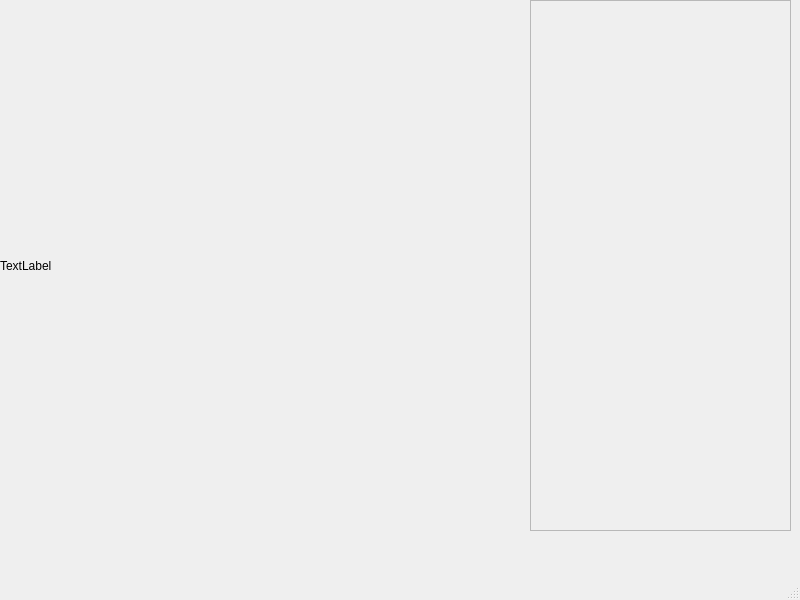
The window that src/imageviewer.ui (Dokany/Steganogram) describes before a commit, drawn with Qt 5.
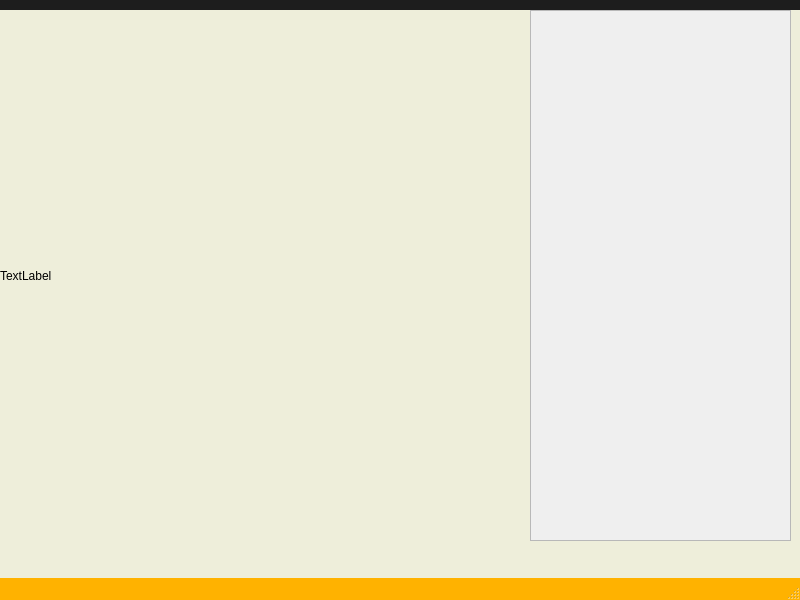
The same window after the commit. Icons and pictures are not drawn.

Patch:
```diff
--- a/src/imageviewer.ui
+++ b/src/imageviewer.ui
@@ -11,1272 +11,124 @@
    </rect>
   </property>
   <property name="styleSheet">
-   <string notr="true">/*
- * The MIT License (MIT)
- *
- * Copyright (c) &lt;2013-2014&gt; &lt;Colin Duquesnoy&gt;
- *
- * Permission is hereby granted, free of charge, to any person obtaining a copy
- * of this software and associated documentation files (the &quot;Software&quot;), to deal
- * in the Software without restriction, including without limitation the rights
- * to use, copy, modify, merge, publish, distribute, sublicense, and/or sell
- * copies of the Software, and to permit persons to whom the Software is
- * furnished to do so, subject to the following conditions:
-
- * The above copyright notice and this permission notice shall be included in
- * all copies or substantial portions of the Software.
-
- * THE SOFTWARE IS PROVIDED &quot;AS IS&quot;, WITHOUT WARRANTY OF ANY KIND, EXPRESS OR
- * IMPLIED, INCLUDING BUT NOT LIMITED TO THE WARRANTIES OF MERCHANTABILITY,
- * FITNESS FOR A PARTICULAR PURPOSE AND NONINFRINGEMENT. IN NO EVENT SHALL THE
- * AUTHORS OR COPYRIGHT HOLDERS BE LIABLE FOR ANY CLAIM, DAMAGES OR OTHER
- * LIABILITY, WHETHER IN AN ACTION OF CONTRACT, TORT OR OTHERWISE, ARISING FROM,
- * OUT OF OR IN CONNECTION WITH THE SOFTWARE OR THE USE OR OTHER DEALINGS IN
- * THE SOFTWARE.
- */
-QToolTip
-{
-    border: 1px solid #76797C;
-    background-color: rgb(90, 102, 117);;
-    color: white;
-    padding: 5px;
-    opacity: 200;
+   <string notr="true">QMainWindow{
+background-color:#EEEEDA;
 }
 
-QWidget
-{
-    color: #eff0f1;
-    background-color: #31363b;
-    selection-background-color:#3daee9;
-    selection-color: #eff0f1;
-    background-clip: border;
-    border-image: none;
-    border: 0px transparent black;
-    outline: 0;
+QMenuBar{
+background-color:#1d1d1d;
+padding:5px;
+	font: 12pt &quot;MS Shell Dlg 2&quot;;
 }
 
-QWidget:item:hover
-{
-    background-color: #18465d;
-    color: #eff0f1;
-}
+QMenuBar::item{
+background-color:#1d1d1d;
+color:#fff;
+padding:5px;
 
-QWidget:item:selected
-{
-    background-color: #18465d;
 }
 
-QCheckBox
-{
-    spacing: 5px;
-    outline: none;
-    color: #eff0f1;
-    margin-bottom: 2px;
+QMenu{
+color:#fff;
+padding:0;
 }
 
-QCheckBox:disabled
-{
-    color: #76797C;
-}
-
-QCheckBox::indicator,
-QGroupBox::indicator
-{
-    width: 18px;
-    height: 18px;
-}
-QGroupBox::indicator
-{
-    margin-left: 2px;
-}
-
-QCheckBox::indicator:unchecked
-{
-    image: url(:/qss_icons/rc/checkbox_unchecked.png);
-}
-
-QCheckBox::indicator:unchecked:hover,
-QCheckBox::indicator:unchecked:focus,
-QCheckBox::indicator:unchecked:pressed,
-QGroupBox::indicator:unchecked:hover,
-QGroupBox::indicator:unchecked:focus,
-QGroupBox::indicator:unchecked:pressed
-{
-  border: none;
-    image: url(:/qss_icons/rc/checkbox_unchecked_focus.png);
-}
-
-QCheckBox::indicator:checked
-{
-    image: url(:/qss_icons/rc/checkbox_checked.png);
-}
-
-QCheckBox::indicator:checked:hover,
-QCheckBox::indicator:checked:focus,
-QCheckBox::indicator:checked:pressed,
-QGroupBox::indicator:checked:hover,
-QGroupBox::indicator:checked:focus,
-QGroupBox::indicator:checked:pressed
-{
-  border: none;
-    image: url(:/qss_icons/rc/checkbox_checked_focus.png);
-}
-
-
-QCheckBox::indicator:indeterminate
-{
-    image: url(:/qss_icons/rc/checkbox_indeterminate.png);
-}
-
-QCheckBox::indicator:indeterminate:focus,
-QCheckBox::indicator:indeterminate:hover,
-QCheckBox::indicator:indeterminate:pressed
-{
-    image: url(:/qss_icons/rc/checkbox_indeterminate_focus.png);
-}
-
-QCheckBox::indicator:checked:disabled,
-QGroupBox::indicator:checked:disabled
-{
-    image: url(:/qss_icons/rc/checkbox_checked_disabled.png);
-}
-
-QCheckBox::indicator:unchecked:disabled,
-QGroupBox::indicator:unchecked:disabled
-{
-    image: url(:/qss_icons/rc/checkbox_unchecked_disabled.png);
-}
-
-QRadioButton
-{
-    spacing: 5px;
-    outline: none;
-    color: #eff0f1;
-    margin-bottom: 2px;
-}
-
-QRadioButton:disabled
-{
-    color: #76797C;
-}
-QRadioButton::indicator
-{
-    width: 21px;
-    height: 21px;
-}
-
-QRadioButton::indicator:unchecked
-{
-    image: url(:/qss_icons/rc/radio_unchecked.png);
-}
-
-
-QRadioButton::indicator:unchecked:hover,
-QRadioButton::indicator:unchecked:focus,
-QRadioButton::indicator:unchecked:pressed
-{
-    border: none;
-    outline: none;
-    image: url(:/qss_icons/rc/radio_unchecked_focus.png);
-}
-
-QRadioButton::indicator:checked
-{
-    border: none;
-    outline: none;
-    image: url(:/qss_icons/rc/radio_checked.png);
-}
-
-QRadioButton::indicator:checked:hover,
-QRadioButton::indicator:checked:focus,
-QRadioButton::indicator:checked:pressed
-{
-    border: none;
-    outline: none;
-    image: url(:/qss_icons/rc/radio_checked_focus.png);
-}
-
-QRadioButton::indicator:checked:disabled
-{
-    outline: none;
-    image: url(:/qss_icons/rc/radio_checked_disabled.png);
-}
-
-QRadioButton::indicator:unchecked:disabled
-{
-    image: url(:/qss_icons/rc/radio_unchecked_disabled.png);
-}
-
-
-QMenuBar
-{
-    background-color: #31363b;
-    color: #eff0f1;
-}
-
-QMenuBar::item
-{
-    background: transparent;
-}
-
-QMenuBar::item:selected
-{
-    background: transparent;
-    border: 1px solid #76797C;
-}
-
-QMenuBar::item:pressed
-{
-    border: 1px solid #76797C;
-    background-color: #3daee9;
-    color: #eff0f1;
-    margin-bottom:-1px;
-    padding-bottom:1px;
-}
-
-QMenu
-{
-    border: 1px solid #76797C;
-    color: #eff0f1;
-    margin: 2px;
-}
-
-QMenu::icon
-{
-    margin: 5px;
-}
-
-QMenu::item
-{
-    padding: 5px 30px 5px 30px;
-    border: 1px solid transparent; /* reserve space for selection border */
-}
-
-QMenu::item:selected
-{
-    color: #eff0f1;
-}
-
-QMenu::separator {
-    height: 2px;
-    background: lightblue;
-    margin-left: 10px;
-    margin-right: 5px;
-}
-
-QMenu::indicator {
-    width: 18px;
-    height: 18px;
-}
-
-/* non-exclusive indicator = check box style indicator
-   (see QActionGroup::setExclusive) */
-QMenu::indicator:non-exclusive:unchecked {
-    image: url(:/qss_icons/rc/checkbox_unchecked.png);
-}
-
-QMenu::indicator:non-exclusive:unchecked:selected {
-    image: url(:/qss_icons/rc/checkbox_unchecked_disabled.png);
-}
-
-QMenu::indicator:non-exclusive:checked {
-    image: url(:/qss_icons/rc/checkbox_checked.png);
-}
-
-QMenu::indicator:non-exclusive:checked:selected {
-    image: url(:/qss_icons/rc/checkbox_checked_disabled.png);
-}
-
-/* exclusive indicator = radio button style indicator (see QActionGroup::setExclusive) */
-QMenu::indicator:exclusive:unchecked {
-    image: url(:/qss_icons/rc/radio_unchecked.png);
-}
-
-QMenu::indicator:exclusive:unchecked:selected {
-    image: url(:/qss_icons/rc/radio_unchecked_disabled.png);
-}
-
-QMenu::indicator:exclusive:checked {
-    image: url(:/qss_icons/rc/radio_checked.png);
-}
-
-QMenu::indicator:exclusive:checked:selected {
-    image: url(:/qss_icons/rc/radio_checked_disabled.png);
-}
-
-QMenu::right-arrow {
-    margin: 5px;
-    image: url(:/qss_icons/rc/right_arrow.png)
-}
-
-
-QWidget:disabled
-{
-    color: #454545;
-    background-color: #31363b;
-}
-
-QAbstractItemView
-{
-    alternate-background-color: #31363b;
-    color: #eff0f1;
-    border: 1px solid 3A3939;
-    border-radius: 2px;
-}
-
-QWidget:focus, QMenuBar:focus
-{
-    border: 1px solid #3daee9;
-}
-
-QTabWidget:focus, QCheckBox:focus, QRadioButton:focus, QSlider:focus
-{
-    border: none;
-}
-
-QLineEdit
-{
-    background-color: #232629;
-    padding: 5px;
-    border-style: solid;
-    border: 1px solid #76797C;
-    border-radius: 2px;
-    color: #eff0f1;
-}
-
-QAbstractItemView QLineEdit
-{
-    padding: 0;
+QMenu::item:selected{
+color:#fff;
+background-color:#00aba9;
 }
 
 QGroupBox {
-    border:1px solid #76797C;
-    border-radius: 2px;
-    margin-top: 20px;
+    background-color: #FFB200;
 }
 
-QGroupBox::title {
-    subcontrol-origin: margin;
-    subcontrol-position: top center;
-    padding-left: 10px;
-    padding-right: 10px;
-    padding-top: 10px;
+QTableWidget{
+background-color:#3d3d3d;
+color:#fff;
+  selection-background-color: #da532c;
+border:solid;
+border-width:3px;
+border-color:#da532c;
 }
+QHeaderView::section{
+background-color:qlineargradient(spread:pad, x1:0, y1:0, x2:1, y2:0, stop:0 rgba(20, 158, 217, 255), stop:1 rgba(36, 158, 217, 255));
+border:none;
+border-top-style:solid;
+border-width:1px;
+border-top-color:qlineargradient(spread:pad, x1:0, y1:0, x2:1, y2:0, stop:0 rgba(20, 158, 217, 255), stop:1 rgba(36, 158, 217, 255));
+color:#fff;
 
-QAbstractScrollArea
-{
-    border-radius: 2px;
-    border: 1px solid #76797C;
-    background-color: transparent;
 }
+QHeaderView{
+background-color:qlineargradient(spread:pad, x1:0, y1:0, x2:1, y2:0, stop:0 rgba(20, 158, 217, 255), stop:1 rgba(36, 158, 217, 255));
 
-QScrollBar:horizontal
-{
-    height: 15px;
-    margin: 3px 15px 3px 15px;
-    border: 1px transparent #2A2929;
-    border-radius: 4px;
-    background-color: #2A2929;
+border:none;
+border-top-style:solid;
+border-width:1px;
+border-top-color:#149ED9;
+color:#fff;
+	font: 75 12pt &quot;Calibri&quot;;
 }
 
-QScrollBar::handle:horizontal
-{
-    background-color: #605F5F;
-    min-width: 5px;
-    border-radius: 4px;
+QTableCornerButton::section{
+border:none;
+background-color:#149ED9;
 }
 
-QScrollBar::add-line:horizontal
-{
-    margin: 0px 3px 0px 3px;
-    border-image: url(:/qss_icons/rc/right_arrow_disabled.png);
-    width: 10px;
-    height: 10px;
-    subcontrol-position: right;
-    subcontrol-origin: margin;
+QListWidget{
+background-color:#6A6A6A;
+color:#fff;
 }
 
-QScrollBar::sub-line:horizontal
-{
-    margin: 0px 3px 0px 3px;
-    border-image: url(:/qss_icons/rc/left_arrow_disabled.png);
-    height: 10px;
-    width: 10px;
-    subcontrol-position: left;
-    subcontrol-origin: margin;
+QMenu{
+background-color:#FFB200;
 }
-
-QScrollBar::add-line:horizontal:hover,QScrollBar::add-line:horizontal:on
-{
-    border-image: url(:/qss_icons/rc/right_arrow.png);
-    height: 10px;
-    width: 10px;
-    subcontrol-position: right;
-    subcontrol-origin: margin;
+QStatusBar{
+background-color:#FFB200;
+color:#fff;
 }
 
+QPushButton{
+border-style:solid;
 
-QScrollBar::sub-line:horizontal:hover, QScrollBar::sub-line:horizontal:on
-{
-    border-image: url(:/qss_icons/rc/left_arrow.png);
-    height: 10px;
-    width: 10px;
-    subcontrol-position: left;
-    subcontrol-origin: margin;
+background-color:#3d3d3d;
+color:#fff;
+border-radius:7px;
 }
-
-QScrollBar::up-arrow:horizontal, QScrollBar::down-arrow:horizontal
-{
-    background: none;
+QPushButton:hover{
+color:#ccc;
+	background-color: qlineargradient(spread:pad, x1:0.517, y1:0, x2:0.517, y2:1, stop:0 rgba(45, 45, 45, 255), stop:0.505682 rgba(45, 45, 45, 255), stop:1 rgba(29, 29, 29, 255));
+	border-color:#2d89ef;
+border-width:2px;
 }
 
-
-QScrollBar::add-page:horizontal, QScrollBar::sub-page:horizontal
-{
-    background: none;
+QPushButton:pressed{
+background-color: qlineargradient(spread:pad, x1:0.517, y1:0, x2:0.517, y2:1, stop:0 rgba(29, 29, 29, 255), stop:0.505682 rgba(45, 45, 45, 255), stop:1 rgba(29, 29, 29, 255));
 }
 
-QScrollBar:vertical
-{
-    background-color: #2A2929;
-    width: 15px;
-    margin: 15px 3px 15px 3px;
-    border: 1px transparent #2A2929;
-    border-radius: 4px;
-}
 
-QScrollBar::handle:vertical
-{
-    background-color: #605F5F;
-    min-height: 5px;
-    border-radius: 4px;
+QTabWidget::tab{
+background-color:#FFB200;
 }
 
-QScrollBar::sub-line:vertical
-{
-    margin: 3px 0px 3px 0px;
-    border-image: url(:/qss_icons/rc/up_arrow_disabled.png);
-    height: 10px;
-    width: 10px;
-    subcontrol-position: top;
-    subcontrol-origin: margin;
+QLineEdit{
+border-radius:0;
 }
 
-QScrollBar::add-line:vertical
-{
-    margin: 3px 0px 3px 0px;
-    border-image: url(:/qss_icons/rc/down_arrow_disabled.png);
-    height: 10px;
-    width: 10px;
-    subcontrol-position: bottom;
-    subcontrol-origin: margin;
-}
+QProgressBar{
+border-radius:0;
+text-align:center;
+color:#fff;
+background-color:transparent;
+border: 2px solid #e3a21a;
+border-radius:7px;
+	font: 75 12pt &quot;Open Sans&quot;;
 
-QScrollBar::sub-line:vertical:hover,QScrollBar::sub-line:vertical:on
-{
-
-    border-image: url(:/qss_icons/rc/up_arrow.png);
-    height: 10px;
-    width: 10px;
-    subcontrol-position: top;
-    subcontrol-origin: margin;
 }
 
-
-QScrollBar::add-line:vertical:hover, QScrollBar::add-line:vertical:on
-{
-    border-image: url(:/qss_icons/rc/down_arrow.png);
-    height: 10px;
-    width: 10px;
-    subcontrol-position: bottom;
-    subcontrol-origin: margin;
-}
-
-QScrollBar::up-arrow:vertical, QScrollBar::down-arrow:vertical
-{
-    background: none;
-}
-
-
-QScrollBar::add-page:vertical, QScrollBar::sub-page:vertical
-{
-    background: none;
-}
-
-QTextEdit
-{
-    background-color: #232629;
-    color: #eff0f1;
-    border: 1px solid #76797C;
-}
-
-QPlainTextEdit
-{
-    background-color: #232629;;
-    color: #eff0f1;
-    border-radius: 2px;
-    border: 1px solid #76797C;
-}
-
-QHeaderView::section
-{
-    background-color: #76797C;
-    color: #eff0f1;
-    padding: 5px;
-    border: 1px solid #76797C;
-}
-
-QSizeGrip {
-    image: url(:/qss_icons/rc/sizegrip.png);
-    width: 12px;
-    height: 12px;
-}
-
-
-QMainWindow::separator
-{
-    background-color: #31363b;
-    color: white;
-    padding-left: 4px;
-    spacing: 2px;
-    border: 1px dashed #76797C;
-}
-
-QMainWindow::separator:hover
-{
-
-    background-color: #787876;
-    color: white;
-    padding-left: 4px;
-    border: 1px solid #76797C;
-    spacing: 2px;
-}
-
-
-QMenu::separator
-{
-    height: 1px;
-    background-color: #76797C;
-    color: white;
-    padding-left: 4px;
-    margin-left: 10px;
-    margin-right: 5px;
-}
-
-
-QFrame
-{
-    border-radius: 2px;
-    border: 1px solid #76797C;
-}
-
-QFrame[frameShape=&quot;0&quot;]
-{
-    border-radius: 2px;
-    border: 1px transparent #76797C;
-}
-
-QStackedWidget
-{
-    border: 1px transparent black;
-}
-
-QToolBar {
-    border: 1px transparent #393838;
-    background: 1px solid #31363b;
-    font-weight: bold;
-}
-
-QToolBar::handle:horizontal {
-    image: url(:/qss_icons/rc/Hmovetoolbar.png);
-}
-QToolBar::handle:vertical {
-    image: url(:/qss_icons/rc/Vmovetoolbar.png);
-}
-QToolBar::separator:horizontal {
-    image: url(:/qss_icons/rc/Hsepartoolbar.png);
-}
-QToolBar::separator:vertical {
-    image: url(:/qss_icons/rc/Vsepartoolbar.png);
-}
-QToolButton#qt_toolbar_ext_button {
-    background: #58595a
-}
-
-QPushButton
-{
-    color: #eff0f1;
-    background-color: #31363b;
-    border-width: 1px;
-    border-color: #76797C;
-    border-style: solid;
-    padding: 5px;
-    border-radius: 2px;
-    outline: none;
-}
-
-QPushButton:disabled
-{
-    background-color: #31363b;
-    border-width: 1px;
-    border-color: #454545;
-    border-style: solid;
-    padding-top: 5px;
-    padding-bottom: 5px;
-    padding-left: 10px;
-    padding-right: 10px;
-    border-radius: 2px;
-    color: #454545;
-}
-
-QPushButton:focus {
-    background-color: #3daee9;
-    color: white;
-}
-
-QPushButton:pressed
-{
-    background-color: #3daee9;
-    padding-top: -15px;
-    padding-bottom: -17px;
-}
-
-QComboBox
-{
-    selection-background-color: #3daee9;
-    border-style: solid;
-    border: 1px solid #76797C;
-    border-radius: 2px;
-    padding: 5px;
-    min-width: 75px;
-}
-
-QPushButton:checked{
-    background-color: #76797C;
-    border-color: #6A6969;
-}
-
-QComboBox:hover,QPushButton:hover,QAbstractSpinBox:hover,QLineEdit:hover,QTextEdit:hover,QPlainTextEdit:hover,QAbstractView:hover,QTreeView:hover
-{
-    border: 1px solid #3daee9;
-    color: #eff0f1;
-}
-
-QComboBox:on
-{
-    padding-top: 3px;
-    padding-left: 4px;
-    selection-background-color: #4a4a4a;
-}
-
-QComboBox QAbstractItemView
-{
-    background-color: #232629;
-    border-radius: 2px;
-    border: 1px solid #76797C;
-    selection-background-color: #18465d;
-}
-
-QComboBox::drop-down
-{
-    subcontrol-origin: padding;
-    subcontrol-position: top right;
-    width: 15px;
-
-    border-left-width: 0px;
-    border-left-color: darkgray;
-    border-left-style: solid;
-    border-top-right-radius: 3px;
-    border-bottom-right-radius: 3px;
-}
-
-QComboBox::down-arrow
-{
-    image: url(:/qss_icons/rc/down_arrow_disabled.png);
-}
-
-QComboBox::down-arrow:on, QComboBox::down-arrow:hover,
-QComboBox::down-arrow:focus
-{
-    image: url(:/qss_icons/rc/down_arrow.png);
-}
-
-QAbstractSpinBox {
-    padding: 5px;
-    border: 1px solid #76797C;
-    background-color: #232629;
-    color: #eff0f1;
-    border-radius: 2px;
-    min-width: 75px;
-}
-
-QAbstractSpinBox:up-button
-{
-    background-color: transparent;
-    subcontrol-origin: border;
-    subcontrol-position: center right;
-}
-
-QAbstractSpinBox:down-button
-{
-    background-color: transparent;
-    subcontrol-origin: border;
-    subcontrol-position: center left;
-}
-
-QAbstractSpinBox::up-arrow,QAbstractSpinBox::up-arrow:disabled,QAbstractSpinBox::up-arrow:off {
-    image: url(:/qss_icons/rc/up_arrow_disabled.png);
-    width: 10px;
-    height: 10px;
-}
-QAbstractSpinBox::up-arrow:hover
-{
-    image: url(:/qss_icons/rc/up_arrow.png);
-}
-
-
-QAbstractSpinBox::down-arrow,QAbstractSpinBox::down-arrow:disabled,QAbstractSpinBox::down-arrow:off
-{
-    image: url(:/qss_icons/rc/down_arrow_disabled.png);
-    width: 10px;
-    height: 10px;
-}
-QAbstractSpinBox::down-arrow:hover
-{
-    image: url(:/qss_icons/rc/down_arrow.png);
-}
-
-
-QLabel
-{
-    border: 0px solid black;
-}
-
-QTabWidget{
-    border: 0px transparent black;
-}
-
-QTabWidget::pane {
-    border: 1px solid #76797C;
-    padding: 5px;
-    margin: 0px;
-}
-
-QTabWidget::tab-bar {
-    left: 5px; /* move to the right by 5px */
-}
-
-QTabBar
-{
-    qproperty-drawBase: 0;
-    border-radius: 3px;
-}
-
-QTabBar:focus
-{
-    border: 0px transparent black;
-}
-
-QTabBar::close-button  {
-    image: url(:/qss_icons/rc/close.png);
-    background: transparent;
-}
-
-QTabBar::close-button:hover
-{
-    image: url(:/qss_icons/rc/close-hover.png);
-    background: transparent;
-}
-
-QTabBar::close-button:pressed {
-    image: url(:/qss_icons/rc/close-pressed.png);
-    background: transparent;
-}
-
-/* TOP TABS */
-QTabBar::tab:top {
-    color: #eff0f1;
-    border: 1px solid #76797C;
-    border-bottom: 1px transparent black;
-    background-color: #31363b;
-    padding: 5px;
-    min-width: 50px;
-    border-top-left-radius: 2px;
-    border-top-right-radius: 2px;
-}
-
-QTabBar::tab:top:!selected
-{
-    color: #eff0f1;
-    background-color: #54575B;
-    border: 1px solid #76797C;
-    border-bottom: 1px transparent black;
-    border-top-left-radius: 2px;
-    border-top-right-radius: 2px;    
-}
-
-QTabBar::tab:top:!selected:hover {
-    background-color: #3daee9;
-}
-
-/* BOTTOM TABS */
-QTabBar::tab:bottom {
-    color: #eff0f1;
-    border: 1px solid #76797C;
-    border-top: 1px transparent black;
-    background-color: #31363b;
-    padding: 5px;
-    border-bottom-left-radius: 2px;
-    border-bottom-right-radius: 2px;
-    min-width: 50px;
-}
-
-QTabBar::tab:bottom:!selected
-{
-    color: #eff0f1;
-    background-color: #54575B;
-    border: 1px solid #76797C;
-    border-top: 1px transparent black;
-    border-bottom-left-radius: 2px;
-    border-bottom-right-radius: 2px;
-}
-
-QTabBar::tab:bottom:!selected:hover {
-    background-color: #3daee9;
-}
-
-/* LEFT TABS */
-QTabBar::tab:left {
-    color: #eff0f1;
-    border: 1px solid #76797C;
-    border-left: 1px transparent black;
-    background-color: #31363b;
-    padding: 5px;
-    border-top-right-radius: 2px;
-    border-bottom-right-radius: 2px;
-    min-height: 50px;
-}
-
-QTabBar::tab:left:!selected
-{
-    color: #eff0f1;
-    background-color: #54575B;
-    border: 1px solid #76797C;
-    border-left: 1px transparent black;
-    border-top-right-radius: 2px;
-    border-bottom-right-radius: 2px;
-}
-
-QTabBar::tab:left:!selected:hover {
-    background-color: #3daee9;
-}
-
-
-/* RIGHT TABS */
-QTabBar::tab:right {
-    color: #eff0f1;
-    border: 1px solid #76797C;
-    border-right: 1px transparent black;
-    background-color: #31363b;
-    padding: 5px;
-    border-top-left-radius: 2px;
-    border-bottom-left-radius: 2px;
-    min-height: 50px;
-}
-
-QTabBar::tab:right:!selected
-{
-    color: #eff0f1;
-    background-color: #54575B;
-    border: 1px solid #76797C;
-    border-right: 1px transparent black;
-    border-top-left-radius: 2px;
-    border-bottom-left-radius: 2px;
-}
-
-QTabBar::tab:right:!selected:hover {
-    background-color: #3daee9;
-}
-
-QTabBar QToolButton::right-arrow:enabled {
-     image: url(:/qss_icons/rc/right_arrow.png);
- }
-
- QTabBar QToolButton::left-arrow:enabled {
-     image: url(:/qss_icons/rc/left_arrow.png);
- }
-
-QTabBar QToolButton::right-arrow:disabled {
-     image: url(:/qss_icons/rc/right_arrow_disabled.png);
- }
-
- QTabBar QToolButton::left-arrow:disabled {
-     image: url(:/qss_icons/rc/left_arrow_disabled.png);
- }
-
-
-QDockWidget {
-    background: #31363b;
-    border: 1px solid #403F3F;
-    titlebar-close-icon: url(:/qss_icons/rc/close.png);
-    titlebar-normal-icon: url(:/qss_icons/rc/undock.png);
-}
-
-QDockWidget::close-button, QDockWidget::float-button {
-    border: 1px solid transparent;
-    border-radius: 2px;
-    background: transparent;
-}
-
-QDockWidget::close-button:hover, QDockWidget::float-button:hover {
-    background: rgba(255, 255, 255, 10);
-}
-
-QDockWidget::close-button:pressed, QDockWidget::float-button:pressed {
-    padding: 1px -1px -1px 1px;
-    background: rgba(255, 255, 255, 10);
-}
-
-QTreeView, QListView
-{
-    border: 1px solid #76797C;
-    background-color: #232629;
-}
-
-QTreeView:branch:selected, QTreeView:branch:hover
-{
-    background: url(:/qss_icons/rc/transparent.png);
-}
-
-QTreeView::branch:has-siblings:!adjoins-item {
-    border-image: url(:/qss_icons/rc/transparent.png);
-}
-
-QTreeView::branch:has-siblings:adjoins-item {
-    border-image: url(:/qss_icons/rc/transparent.png);
-}
-
-QTreeView::branch:!has-children:!has-siblings:adjoins-item {
-    border-image: url(:/qss_icons/rc/transparent.png);
-}
-
-QTreeView::branch:has-children:!has-siblings:closed,
-QTreeView::branch:closed:has-children:has-siblings {
-    image: url(:/qss_icons/rc/branch_closed.png);
-}
-
-QTreeView::branch:open:has-children:!has-siblings,
-QTreeView::branch:open:has-children:has-siblings  {
-    image: url(:/qss_icons/rc/branch_open.png);
-}
-
-QTreeView::branch:has-children:!has-siblings:closed:hover,
-QTreeView::branch:closed:has-children:has-siblings:hover {
-    image: url(:/qss_icons/rc/branch_closed-on.png);
-    }
-
-QTreeView::branch:open:has-children:!has-siblings:hover,
-QTreeView::branch:open:has-children:has-siblings:hover  {
-    image: url(:/qss_icons/rc/branch_open-on.png);
-    }
-
-QListView::item:!selected:hover, QTreeView::item:!selected:hover  {
-    background: #18465d;
-    outline: 0;
-    color: #eff0f1
-}
-
-QListView::item:selected:hover, QTreeView::item:selected:hover  {
-    background: #287399;
-    color: #eff0f1;
-}
-
-QSlider::groove:horizontal {
-    border: 1px solid #565a5e;
-    height: 4px;
-    background: #565a5e;
-    margin: 0px;
-    border-radius: 2px;
-}
-
-QSlider::handle:horizontal {
-    background: #232629;
-    border: 1px solid #565a5e;
-    width: 16px;
-    height: 16px;
-    margin: -8px 0;
-    border-radius: 9px;
-}
-
-QSlider::groove:vertical {
-    border: 1px solid #565a5e;
-    width: 4px;
-    background: #565a5e;
-    margin: 0px;
-    border-radius: 3px;
-}
-
-QSlider::handle:vertical {
-    background: #232629;
-    border: 1px solid #565a5e;
-    width: 16px;
-    height: 16px;
-    margin: 0 -8px;
-    border-radius: 9px;
-}
-
-QToolButton {
-    background-color: transparent;
-    border: 1px transparent #76797C;
-    border-radius: 2px;
-    margin: 3px;
-    padding: 5px;
-}
-
-QToolButton[popupMode=&quot;1&quot;] { /* only for MenuButtonPopup */
- padding-right: 20px; /* make way for the popup button */
- border: 1px #76797C;
- border-radius: 5px;
-}
-
-QToolButton[popupMode=&quot;2&quot;] { /* only for InstantPopup */
- padding-right: 10px; /* make way for the popup button */
- border: 1px #76797C;
-}
-
-
-QToolButton:hover, QToolButton::menu-button:hover {
-    background-color: transparent;
-    border: 1px solid #3daee9;
-    padding: 5px;
-}
-
-QToolButton:checked, QToolButton:pressed,
-        QToolButton::menu-button:pressed {
-    background-color: #3daee9;
-    border: 1px solid #3daee9;
-    padding: 5px;
-}
-
-/* the subcontrol below is used only in the InstantPopup or DelayedPopup mode */
-QToolButton::menu-indicator {
-    image: url(:/qss_icons/rc/down_arrow.png);
-    top: -7px; left: -2px; /* shift it a bit */
-}
-
-/* the subcontrols below are used only in the MenuButtonPopup mode */
-QToolButton::menu-button {
-    border: 1px transparent #76797C;
-    border-top-right-radius: 6px;
-    border-bottom-right-radius: 6px;
-    /* 16px width + 4px for border = 20px allocated above */
-    width: 16px;
-    outline: none;
-}
-
-QToolButton::menu-arrow {
-    image: url(:/qss_icons/rc/down_arrow.png);
-}
-
-QToolButton::menu-arrow:open {
-    border: 1px solid #76797C;
-}
-
-QPushButton::menu-indicator  {
-    subcontrol-origin: padding;
-    subcontrol-position: bottom right;
-    left: 8px;
-}
-
-QTableView
-{
-    border: 1px solid #76797C;
-    gridline-color: #31363b;
-    background-color: #232629;
-}
-
-
-QTableView, QHeaderView
-{
-    border-radius: 0px;
-}
-
-QTableView::item:pressed, QListView::item:pressed, QTreeView::item:pressed  {
-    background: #18465d;
-    color: #eff0f1;
-}
-
-QTableView::item:selected:active, QTreeView::item:selected:active, QListView::item:selected:active  {
-    background: #287399;
-    color: #eff0f1;
-}
-
-
-QHeaderView
-{
-    background-color: #31363b;
-    border: 1px transparent;
-    border-radius: 0px;
-    margin: 0px;
-    padding: 0px;
-
-}
-
-QHeaderView::section  {
-    background-color: #31363b;
-    color: #eff0f1;
-    padding: 5px;
-    border: 1px solid #76797C;
-    border-radius: 0px;
-    text-align: center;
-}
-
-QHeaderView::section::vertical::first, QHeaderView::section::vertical::only-one
-{
-    border-top: 1px solid #76797C;
-}
-
-QHeaderView::section::vertical
-{
-    border-top: transparent;
-}
-
-QHeaderView::section::horizontal::first, QHeaderView::section::horizontal::only-one
-{
-    border-left: 1px solid #76797C;
-}
-
-QHeaderView::section::horizontal
-{
-    border-left: transparent;
-}
-
-
-QHeaderView::section:checked
- {
-    color: white;
-    background-color: #334e5e;
- }
-
- /* style the sort indicator */
-QHeaderView::down-arrow {
-    image: url(:/qss_icons/rc/down_arrow.png);
-}
-
-QHeaderView::up-arrow {
-    image: url(:/qss_icons/rc/up_arrow.png);
-}
-
-
-QTableCornerButton::section {
-    background-color: #31363b;
-    border: 1px transparent #76797C;
-    border-radius: 0px;
-}
-
-QToolBox  {
-    padding: 5px;
-    border: 1px transparent black;
-}
-
-QToolBox::tab {
-    color: #eff0f1;
-    background-color: #31363b;
-    border: 1px solid #76797C;
-    border-bottom: 1px transparent #31363b;
-    border-top-left-radius: 5px;
-    border-top-right-radius: 5px;
-}
-
-QToolBox::tab:selected { /* italicize selected tabs */
-    font: italic;
-    background-color: #31363b;
-    border-color: #3daee9;
- }
-
-QStatusBar::item {
-    border: 0px transparent dark;
- }
-
-
-QFrame[height=&quot;3&quot;], QFrame[width=&quot;3&quot;] {
-    background-color: #76797C;
-}
-
-
-QSplitter::handle {
-    border: 1px dashed #76797C;
-}
-
-QSplitter::handle:hover {
-    background-color: #787876;
-    border: 1px solid #76797C;
-}
-
-QSplitter::handle:horizontal {
-    width: 1px;
-}
-
-QSplitter::handle:vertical {
-    height: 1px;
-}
-
-QProgressBar {
-    border: 1px solid #76797C;
-    border-radius: 5px;
-    text-align: center;
-}
-
-QProgressBar::chunk {
-    background-color: #05B8CC;
-}
-
-QDateEdit
-{
-    selection-background-color: #3daee9;
-    border-style: solid;
-    border: 1px solid #3375A3;
-    border-radius: 2px;
-    padding: 1px;
-    min-width: 75px;
-}
-
-QDateEdit:on
-{
-    padding-top: 3px;
-    padding-left: 4px;
-    selection-background-color: #4a4a4a;
-}
-
-QDateEdit QAbstractItemView
-{
-    background-color: #232629;
-    border-radius: 2px;
-    border: 1px solid #3375A3;
-    selection-background-color: #3daee9;
-}
-
-QDateEdit::drop-down
-{
-    subcontrol-origin: padding;
-    subcontrol-position: top right;
-    width: 15px;
-    border-left-width: 0px;
-    border-left-color: darkgray;
-    border-left-style: solid;
-    border-top-right-radius: 3px;
-    border-bottom-right-radius: 3px;
-}
-
-QDateEdit::down-arrow
-{
-    image: url(:/qss_icons/rc/down_arrow_disabled.png);
-}
-
-QDateEdit::down-arrow:on, QDateEdit::down-arrow:hover,
-QDateEdit::down-arrow:focus
-{
-    image: url(:/qss_icons/rc/down_arrow.png);
+QProgressBar::chunk{
+background-color:#2d89ef;
+width:20px;
 }</string>
   </property>
   <widget class="QWidget" name="centralwidget">
@@ -1313,7 +165,7 @@
      <x>0</x>
      <y>0</y>
      <width>800</width>
-     <height>19</height>
+     <height>39</height>
     </rect>
    </property>
   </widget>
```
